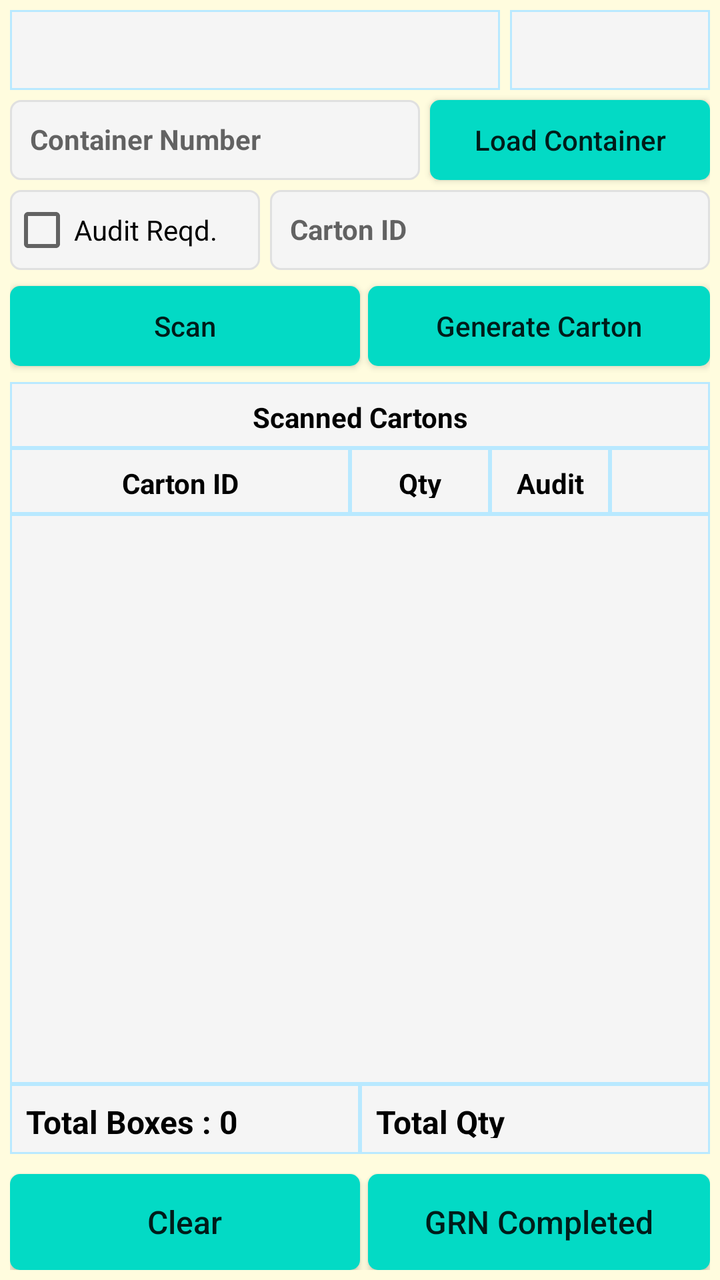
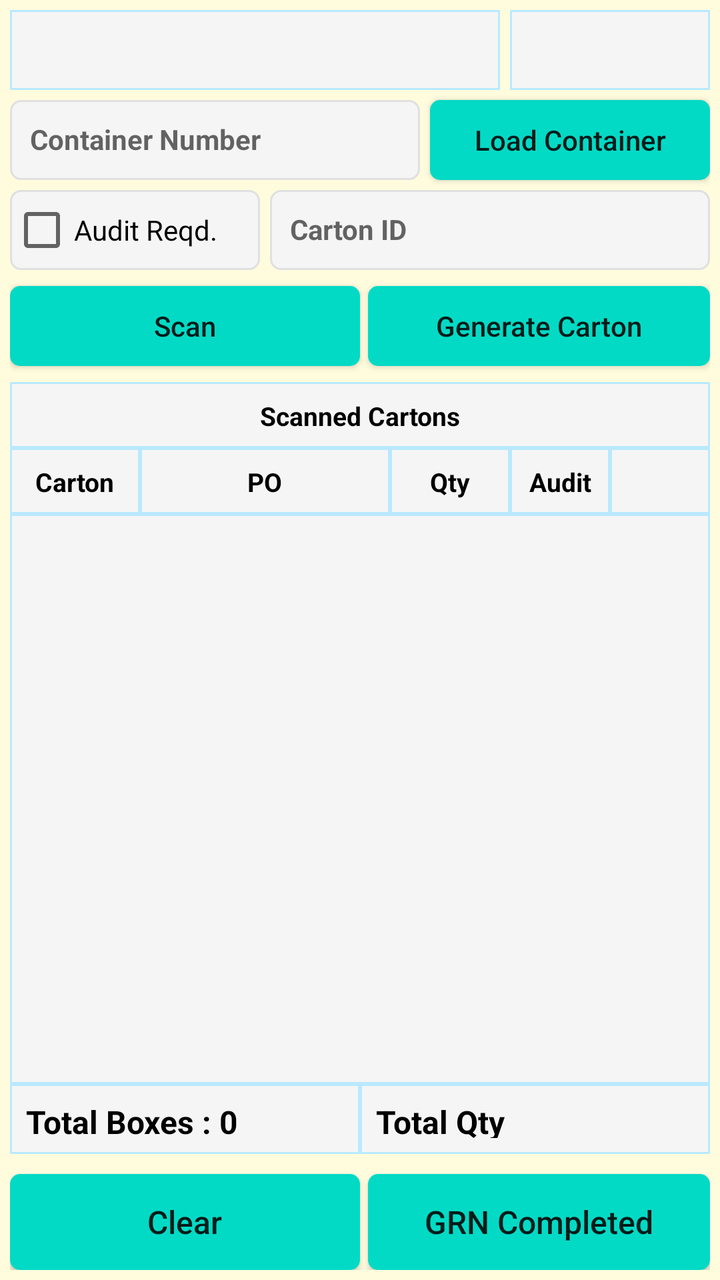

Before-and-after screenshots of an Android layout around one commit, followed by the original layout XML and the change that was made.
<!-- AndroidManifest.xml: application theme AppTheme -->
<!-- res/layout/fragment_supplier_box_g_r_n.xml -->
<?xml version="1.0" encoding="utf-8"?>
<FrameLayout xmlns:android="http://schemas.android.com/apk/res/android"
    xmlns:app="http://schemas.android.com/apk/res-auto"
    xmlns:tools="http://schemas.android.com/tools"
    android:layout_width="match_parent"
    android:layout_height="match_parent"
    android:background="@color/backColor"
    tools:context=".ui.supplierboxgrn.SupplierBoxGRNFragment">

    <androidx.constraintlayout.widget.ConstraintLayout
        android:layout_width="match_parent"
        android:layout_height="match_parent"
        android:padding="5dp">

        <Spinner
            android:id="@+id/sp_supplier_box_grn_printer"
            android:layout_width="0dp"
            android:layout_height="40dp"
            android:layout_marginRight="5dp"
            android:background="@drawable/et_custom_total"
            android:gravity="center"
            android:hint=""
            android:padding="8dp"
            android:textSize="14sp"
            app:layout_constraintEnd_toStartOf="@+id/sp_supplier_box_grn_printer_copies"
            app:layout_constraintStart_toStartOf="parent"
            app:layout_constraintTop_toTopOf="parent" />

        <Spinner
            android:id="@+id/sp_supplier_box_grn_printer_copies"
            android:layout_width="100dp"
            android:layout_height="40dp"
            android:background="@drawable/et_custom_total"
            android:gravity="center"
            android:hint=""
            android:padding="8dp"
            android:textSize="14sp"
            app:layout_constraintEnd_toEndOf="parent"
            app:layout_constraintTop_toTopOf="@+id/sp_supplier_box_grn_printer" />

        <EditText
            android:id="@+id/et_supplier_box_grn_container_id"
            android:layout_width="0dp"
            android:layout_height="40dp"
            android:layout_marginTop="5dp"
            android:layout_marginRight="5dp"
            android:background="@drawable/et_custom"
            android:gravity="left"
            android:hint="Container Number"
            android:inputType="textPersonName"
            android:padding="10dp"
            android:text=""
            android:textColor="@color/coloBlack"
            android:textSize="14sp"
            android:textStyle="bold"
            app:layout_constraintEnd_toStartOf="@+id/bt_supplier_box_grn_load_cont"
            app:layout_constraintStart_toStartOf="parent"
            app:layout_constraintTop_toBottomOf="@+id/sp_supplier_box_grn_printer" />

        <EditText
            android:id="@+id/et_supplier_box_grn_carton_id"
            android:layout_width="0dp"
            android:layout_height="40dp"
            android:layout_marginLeft="5dp"
            android:background="@drawable/et_custom"
            android:gravity="left"
            android:hint="Carton ID"
            android:inputType="textPersonName"
            android:padding="10dp"
            android:text=""
            android:textColor="@color/coloBlack"
            android:textSize="14sp"
            android:textStyle="bold"
            app:layout_constraintEnd_toEndOf="parent"
            app:layout_constraintHorizontal_bias="0.0"
            app:layout_constraintStart_toEndOf="@+id/ch_supplier_box_grn_audit_req"
            app:layout_constraintTop_toTopOf="@+id/ch_supplier_box_grn_audit_req" />

        <Button
            android:id="@+id/bt_supplier_box_grn_generate_carton"
            android:layout_width="0dp"
            android:layout_height="40dp"
            android:background="@drawable/btn_custom1"
            android:text="Generate Carton"
            android:textAllCaps="false"
            android:textSize="14sp"
            app:layout_constraintEnd_toEndOf="parent"
            app:layout_constraintStart_toStartOf="@+id/bt_supplier_box_grn_save"
            app:layout_constraintTop_toTopOf="@+id/bt_supplier_box_grn_scan" />

        <Button
            android:id="@+id/bt_supplier_box_grn_load_cont"
            android:layout_width="140dp"
            android:layout_height="0dp"
            android:background="@drawable/btn_custom1"
            android:text="Load Container"
            android:textAllCaps="false"
            android:textSize="14sp"
            app:layout_constraintBottom_toBottomOf="@+id/et_supplier_box_grn_container_id"
            app:layout_constraintEnd_toEndOf="parent"
            app:layout_constraintTop_toTopOf="@+id/et_supplier_box_grn_container_id" />

        <CheckBox
            android:id="@+id/ch_supplier_box_grn_audit_req"
            android:layout_width="125dp"
            android:layout_height="40dp"
            android:layout_marginTop="5dp"
            android:background="@drawable/et_custom"
            android:text="Audit Reqd."
            android:textSize="14sp"
            app:layout_constraintStart_toStartOf="parent"
            app:layout_constraintTop_toBottomOf="@+id/et_supplier_box_grn_container_id" />

        <Button
            android:id="@+id/bt_supplier_box_grn_scan"
            android:layout_width="0dp"
            android:layout_height="40dp"
            android:layout_marginTop="8dp"
            android:background="@drawable/btn_custom1"
            android:text="Scan"
            android:textAllCaps="false"
            android:textSize="14sp"
            app:layout_constraintEnd_toEndOf="@+id/bt_supplier_box_grn_clear"
            app:layout_constraintStart_toStartOf="parent"
            app:layout_constraintTop_toBottomOf="@+id/et_supplier_box_grn_carton_id" />

        <TextView
            android:id="@+id/textView1"
            android:layout_width="0dp"
            android:layout_height="33dp"
            android:layout_marginTop="8dp"
            android:background="@drawable/et_custom_total"
            android:gravity="center"
            android:hint=""
            android:padding="8dp"
            android:text="Scanned Cartons"
            android:textColor="@color/coloBlack"
            android:textSize="14dp"
            android:textStyle="bold"
            app:layout_constraintEnd_toEndOf="parent"
            app:layout_constraintStart_toStartOf="parent"
            app:layout_constraintTop_toBottomOf="@+id/bt_supplier_box_grn_scan" />

        <TextView
            android:id="@+id/TextView2"
            android:layout_width="0dp"
            android:layout_height="33dp"
            android:background="@drawable/et_custom_total"
            android:gravity="center"
            android:hint=""
            android:padding="8dp"
            android:text="Carton ID"
            android:textColor="@color/coloBlack"
            android:textSize="14dp"
            android:textStyle="bold"
            app:layout_constraintEnd_toStartOf="@+id/TextView4"
            app:layout_constraintStart_toStartOf="parent"
            app:layout_constraintTop_toBottomOf="@+id/textView1" />

        <TextView
            android:id="@+id/TextView4"
            android:layout_width="70dp"
            android:layout_height="33dp"
            android:background="@drawable/et_custom_total"
            android:gravity="center"
            android:hint=""
            android:padding="8dp"
            android:text="Qty"
            android:textColor="@color/coloBlack"
            android:textSize="14dp"
            android:textStyle="bold"
            app:layout_constraintEnd_toStartOf="@+id/TextView3"
            app:layout_constraintTop_toTopOf="@+id/TextView2" />

        <TextView
            android:id="@+id/TextView3"
            android:layout_width="60dp"
            android:layout_height="33dp"
            android:background="@drawable/et_custom_total"
            android:hint=""
            android:gravity="center"
            android:padding="8dp"
            android:text="Audit"
            android:textColor="@color/coloBlack"
            android:textSize="14dp"
            android:textStyle="bold"
            app:layout_constraintEnd_toStartOf="@+id/TextView6"
            app:layout_constraintTop_toTopOf="@+id/TextView2" />

        <TextView
            android:id="@+id/TextView6"
            android:layout_width="50dp"
            android:layout_height="33dp"
            android:background="@drawable/et_custom_total"
            android:hint=""
            android:padding="8dp"
            android:text=""
            android:textColor="@color/coloBlack"
            android:textSize="14dp"
            android:textStyle="bold"
            app:layout_constraintEnd_toEndOf="parent"
            app:layout_constraintTop_toTopOf="@+id/TextView2" />

        <ListView
            android:id="@+id/lv_supplier_box_grn"
            android:layout_width="0dp"
            android:layout_height="0dp"
            android:background="@drawable/et_custom_total"
            app:layout_constraintBottom_toTopOf="@+id/tv_supplier_box_grn_total_boxes"
            app:layout_constraintEnd_toEndOf="parent"
            app:layout_constraintStart_toStartOf="parent"
            app:layout_constraintTop_toBottomOf="@+id/TextView2" />


        <Button
            android:id="@+id/bt_supplier_box_grn_clear"
            android:layout_width="0dp"
            android:layout_height="wrap_content"
            android:layout_marginEnd="0dp"
            android:layout_marginRight="4dp"
            android:background="@drawable/btn_custom1"
            android:text="Clear"
            android:textAllCaps="false"
            android:textSize="16sp"
            app:layout_constraintBottom_toBottomOf="parent"
            app:layout_constraintEnd_toStartOf="@+id/textView2"
            app:layout_constraintStart_toStartOf="parent" />


        <TextView
            android:id="@+id/tv_supplier_box_grn_total_boxes"
            android:layout_width="0dp"
            android:layout_height="35dp"
            android:layout_marginBottom="10dp"
            android:background="@drawable/et_custom_total"
            android:gravity="left"
            android:hint=""
            android:padding="8dp"
            android:text="Total Boxes : 0"
            android:textColor="@color/coloBlack"
            android:textSize="16sp"
            android:textStyle="bold"
            app:layout_constraintBottom_toTopOf="@+id/bt_supplier_box_grn_clear"
            app:layout_constraintEnd_toStartOf="@+id/textView2"
            app:layout_constraintStart_toStartOf="parent" />

        <TextView
            android:id="@+id/tv_supplier_box_grn_total_qty"
            android:layout_width="0dp"
            android:layout_height="35dp"
            android:background="@drawable/et_custom_total"
            android:hint=""
            android:padding="8dp"
            android:text="Total Qty"
            android:textColor="@color/coloBlack"
            android:textSize="16sp"
            android:textStyle="bold"
            app:layout_constraintEnd_toEndOf="parent"
            app:layout_constraintStart_toEndOf="@+id/textView2"
            app:layout_constraintTop_toTopOf="@+id/tv_supplier_box_grn_total_boxes" />

        <Button
            android:id="@+id/bt_supplier_box_grn_save"
            android:layout_width="0dp"
            android:layout_height="wrap_content"
            android:layout_marginStart="4dp"
            android:layout_marginLeft="4dp"
            android:background="@drawable/btn_custom1"
            android:text="GRN Completed"
            android:textAllCaps="false"
            android:textSize="16sp"
            app:layout_constraintBottom_toBottomOf="parent"
            app:layout_constraintEnd_toEndOf="parent"
            app:layout_constraintStart_toEndOf="@+id/textView2" />

        <TextView
            android:id="@+id/textView2"
            android:layout_width="wrap_content"
            android:layout_height="wrap_content"
            android:layout_marginStart="16dp"
            android:layout_marginLeft="16dp"
            android:layout_marginEnd="16dp"
            android:layout_marginRight="16dp"
            android:text=""
            android:textColor="@color/colorAccent"
            app:layout_constraintBottom_toBottomOf="parent"
            app:layout_constraintEnd_toEndOf="parent"
            app:layout_constraintStart_toStartOf="parent"
            tools:ignore="SpeakableTextPresentCheck" />


    </androidx.constraintlayout.widget.ConstraintLayout>

</FrameLayout>
<!-- resources referenced by this layout -->
<resources>
  <color name="backColor">#FFFCDE</color>
  <color name="coloBlack">#000000</color>
  <color name="colorAccent">#000000</color>
  <!-- drawable btn_custom1 (drawable) -->
  <?xml version="1.0" encoding="utf-8"?>
  <shape xmlns:android="http://schemas.android.com/apk/res/android"
      android:padding="10dp"
      android:shape="rectangle" >
  
      <solid android:color="@color/colorBtn" />
  
      <corners
          android:bottomLeftRadius="5dp"
          android:bottomRightRadius="5dp"
          android:topLeftRadius="5dp"
          android:topRightRadius="5dp" />
  
  </shape>
  <!-- drawable et_custom (drawable) -->
  <?xml version="1.0" encoding="utf-8"?>
  <shape xmlns:android="http://schemas.android.com/apk/res/android"
      android:padding="10dp"
      android:shape="rectangle" >
  
      <solid android:color="#f5f5f5" />
  
      <stroke
          android:width="1dp"
          android:color="#e0e0e0" />
  
      <corners
          android:bottomLeftRadius="5dp"
          android:bottomRightRadius="5dp"
          android:topLeftRadius="5dp"
          android:topRightRadius="5dp" />
  
  </shape>
  <!-- drawable et_custom_total (drawable) -->
  <?xml version="1.0" encoding="utf-8"?>
  <shape xmlns:android="http://schemas.android.com/apk/res/android"
      android:padding="10dp"
      android:shape="rectangle" >
  
      <solid android:color="#f5f5f5" />
  
      <stroke
          android:width="1dp"
          android:color="#B9E9FF" />
  
      <corners
          android:bottomLeftRadius="0dp"
          android:bottomRightRadius="0dp"
          android:topLeftRadius="0dp"
          android:topRightRadius="0dp" />
  
  </shape>
  <style name="AppTheme" parent="Theme.AppCompat.Light.NoActionBar">
          
          <item name="colorPrimary">@color/colorPrimary</item>
          <item name="colorPrimaryDark">@color/colorPrimaryDark</item>
          <item name="colorAccent">@color/colorAccent</item>
      </style>
  <color name="colorBtn">#03DAC5</color>
  <color name="colorPrimary">#ffb200</color>
  <color name="colorPrimaryDark">#ffb200</color>
</resources>

<!-- the commit's change to res/layout/fragment_supplier_box_g_r_n.xml (unified diff, before → after) -->
@@ -135,7 +135,7 @@
             android:padding="8dp"
             android:text="Scanned Cartons"
             android:textColor="@color/coloBlack"
-            android:textSize="14dp"
+            android:textSize="13dp"
             android:textStyle="bold"
             app:layout_constraintEnd_toEndOf="parent"
             app:layout_constraintStart_toStartOf="parent"
@@ -151,15 +151,30 @@
             android:padding="8dp"
             android:text="Carton ID"
             android:textColor="@color/coloBlack"
-            android:textSize="14dp"
+            android:textSize="13dp"
+            android:textStyle="bold"
+            app:layout_constraintEnd_toStartOf="@+id/TextView11"
+            app:layout_constraintStart_toStartOf="parent"
+            app:layout_constraintTop_toBottomOf="@+id/textView1" />
+
+        <TextView
+            android:id="@+id/TextView11"
+            android:layout_width="125dp"
+            android:layout_height="33dp"
+            android:background="@drawable/et_custom_total"
+            android:gravity="center"
+            android:hint=""
+            android:padding="8dp"
+            android:text="PO"
+            android:textColor="@color/coloBlack"
+            android:textSize="13dp"
             android:textStyle="bold"
             app:layout_constraintEnd_toStartOf="@+id/TextView4"
-            app:layout_constraintStart_toStartOf="parent"
-            app:layout_constraintTop_toBottomOf="@+id/textView1" />
+            app:layout_constraintTop_toTopOf="@+id/TextView2" />
 
         <TextView
             android:id="@+id/TextView4"
-            android:layout_width="70dp"
+            android:layout_width="60dp"
             android:layout_height="33dp"
             android:background="@drawable/et_custom_total"
             android:gravity="center"
@@ -167,14 +182,14 @@
             android:padding="8dp"
             android:text="Qty"
             android:textColor="@color/coloBlack"
-            android:textSize="14dp"
+            android:textSize="13dp"
             android:textStyle="bold"
             app:layout_constraintEnd_toStartOf="@+id/TextView3"
             app:layout_constraintTop_toTopOf="@+id/TextView2" />
 
         <TextView
             android:id="@+id/TextView3"
-            android:layout_width="60dp"
+            android:layout_width="50dp"
             android:layout_height="33dp"
             android:background="@drawable/et_custom_total"
             android:hint=""
@@ -182,7 +197,7 @@
             android:padding="8dp"
             android:text="Audit"
             android:textColor="@color/coloBlack"
-            android:textSize="14dp"
+            android:textSize="13dp"
             android:textStyle="bold"
             app:layout_constraintEnd_toStartOf="@+id/TextView6"
             app:layout_constraintTop_toTopOf="@+id/TextView2" />
